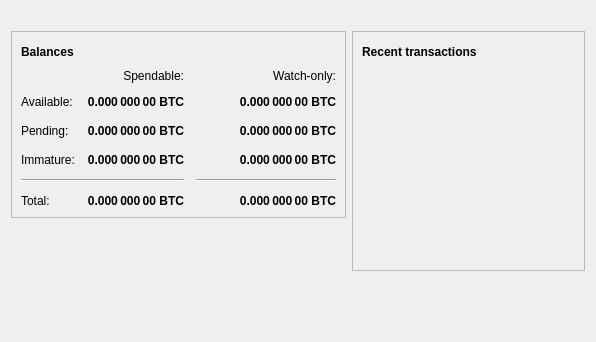
First picture: the form in src/qt/forms/overviewpage.ui, repository equalishcoin/equalishcoind, before the edit.
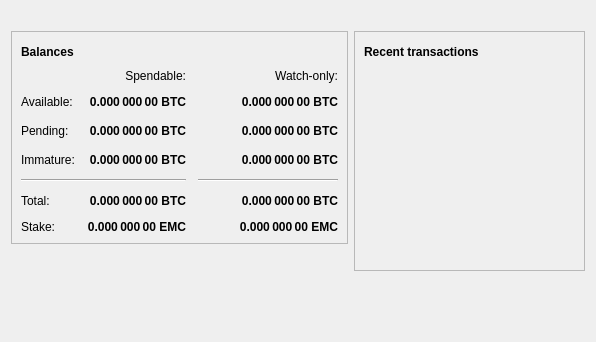
Second picture: the form after the edit. Icons and pictures are not drawn.

```diff
--- a/src/qt/forms/overviewpage.ui
+++ b/src/qt/forms/overviewpage.ui
@@ -401,6 +401,63 @@
               </property>
              </widget>
             </item>
+            <item row="6" column="0">
+             <widget class="QLabel" name="labelStakeText">
+              <property name="text">
+               <string>Stake:</string>
+              </property>
+             </widget>
+            </item>
+            <item row="6" column="1">
+             <widget class="QLabel" name="labelStake">
+              <property name="font">
+               <font>
+                <weight>75</weight>
+                <bold>true</bold>
+               </font>
+              </property>
+              <property name="cursor">
+               <cursorShape>IBeamCursor</cursorShape>
+              </property>
+              <property name="toolTip">
+               <string>Your current balance that is used in stake generation</string>
+              </property>
+              <property name="text">
+               <string notr="true">0.000 000 00 EMC</string>
+              </property>
+              <property name="alignment">
+               <set>Qt::AlignRight|Qt::AlignTrailing|Qt::AlignVCenter</set>
+              </property>
+              <property name="textInteractionFlags">
+               <set>Qt::LinksAccessibleByMouse|Qt::TextSelectableByKeyboard|Qt::TextSelectableByMouse</set>
+              </property>
+             </widget>
+            </item>
+            <item row="6" column="2">
+             <widget class="QLabel" name="labelWatchStake">
+              <property name="font">
+               <font>
+                <weight>75</weight>
+                <bold>true</bold>
+               </font>
+              </property>
+              <property name="cursor">
+               <cursorShape>IBeamCursor</cursorShape>
+              </property>
+              <property name="toolTip">
+               <string>Your current balance that is used for stake generation in watch-only addresses</string>
+              </property>
+              <property name="text">
+               <string notr="true">0.000 000 00 EMC</string>
+              </property>
+              <property name="alignment">
+               <set>Qt::AlignRight|Qt::AlignTrailing|Qt::AlignVCenter</set>
+              </property>
+              <property name="textInteractionFlags">
+               <set>Qt::LinksAccessibleByMouse|Qt::TextSelectableByKeyboard|Qt::TextSelectableByMouse</set>
+              </property>
+             </widget>
+            </item>
            </layout>
           </item>
          </layout>
```
